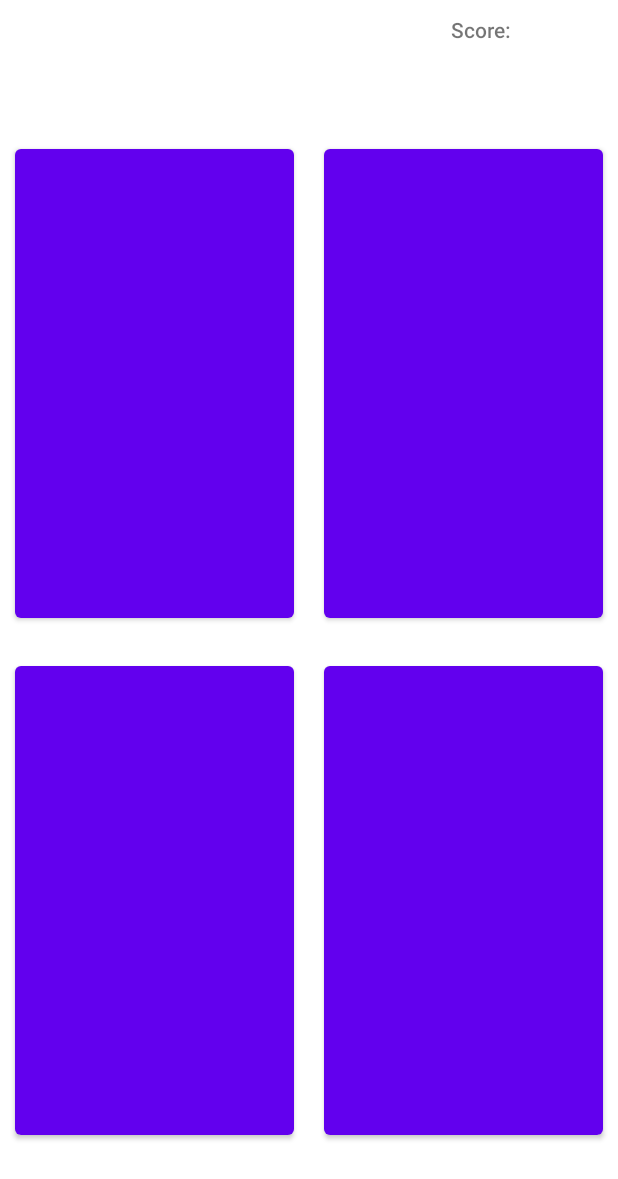
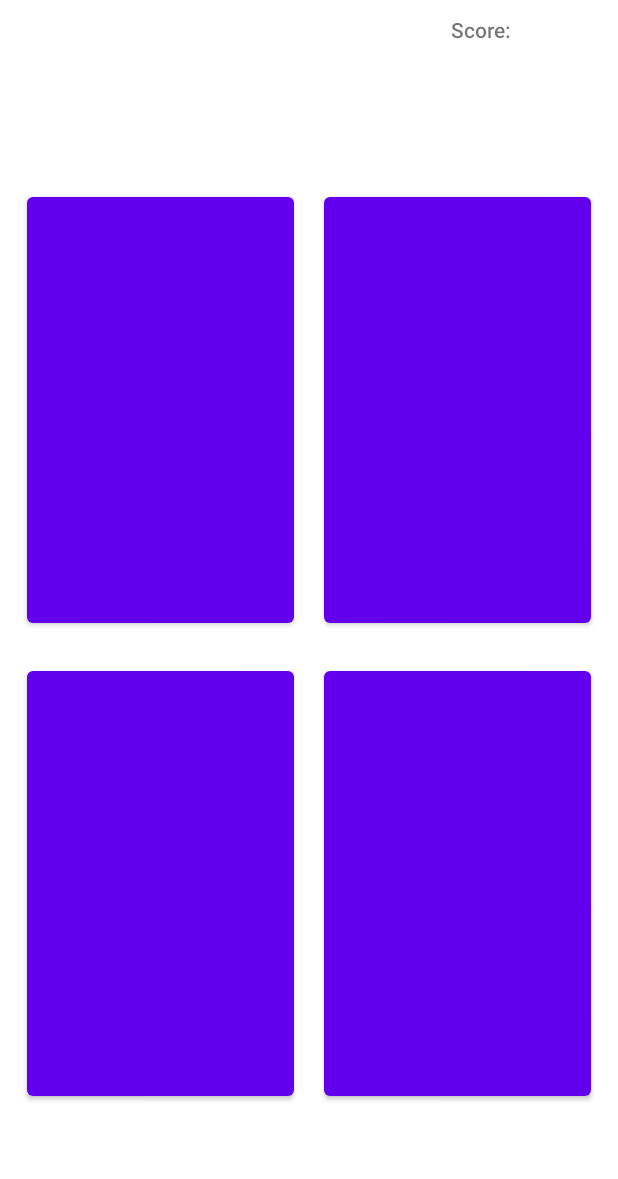
Before and after one commit to jjung2684/CS2450-AndroidProject, an Android app: the layout level_4_layout.xml on its own in the app's theme, with its tools: preview values and no code run, on a phone screen of 412 x 824 dp. Shown: the top 1179 px of the screen. Run offline under Robolectric (Android 15) with nearby library versions, the phone set to English and light mode, and no system bars.

Commit message:
Basic functionality

```diff
--- a/app/src/main/res/layout/level_4_layout.xml
+++ b/app/src/main/res/layout/level_4_layout.xml
@@ -4,6 +4,18 @@
     xmlns:tools="http://schemas.android.com/tools"
     android:layout_width="match_parent"
     android:layout_height="match_parent">
+
+    <Button
+        android:id="@+id/try_again"
+        android:layout_width="130dp"
+        android:layout_height="48dp"
+        android:layout_marginStart="16dp"
+        android:layout_marginTop="16dp"
+        android:text="@string/try_again"
+        android:visibility="invisible"
+        app:layout_constraintBottom_toTopOf="@+id/linearLayout"
+        app:layout_constraintStart_toStartOf="parent"
+        app:layout_constraintTop_toTopOf="parent" />
 
     <TextView
         android:id="@+id/score_box2"
@@ -19,12 +31,17 @@
         app:layout_constraintTop_toTopOf="parent" />
 
     <LinearLayout
-        android:layout_width="match_parent"
-        android:layout_height="689dp"
-        android:layout_marginTop="2dp"
+        android:id="@+id/linearLayout"
+        android:layout_width="fill_parent"
+        android:layout_height="631dp"
+        android:layout_marginStart="8dp"
+        android:layout_marginTop="16dp"
+        android:layout_marginEnd="8dp"
+        android:layout_marginBottom="8dp"
         android:orientation="vertical"
         app:layout_constraintBottom_toBottomOf="parent"
         app:layout_constraintEnd_toEndOf="parent"
+        app:layout_constraintStart_toStartOf="parent"
         app:layout_constraintTop_toBottomOf="@+id/score_box2">
 
         <LinearLayout
--- a/app/src/main/res/values/strings.xml
+++ b/app/src/main/res/values/strings.xml
@@ -6,4 +6,5 @@
     <string name="level_description">game level</string>
     <string name="back_description">back bttn</string>
     <string name="score_box">Score: </string>
+    <string name="try_again">Try Again!</string>
 </resources>
```
Also changed, not shown: app/src/main/java/com/android/cs2450_androidproject/GameActivity.java (+131 -5 lines), app/src/main/res/layout/activity_game.xml (+8 -0 lines).
